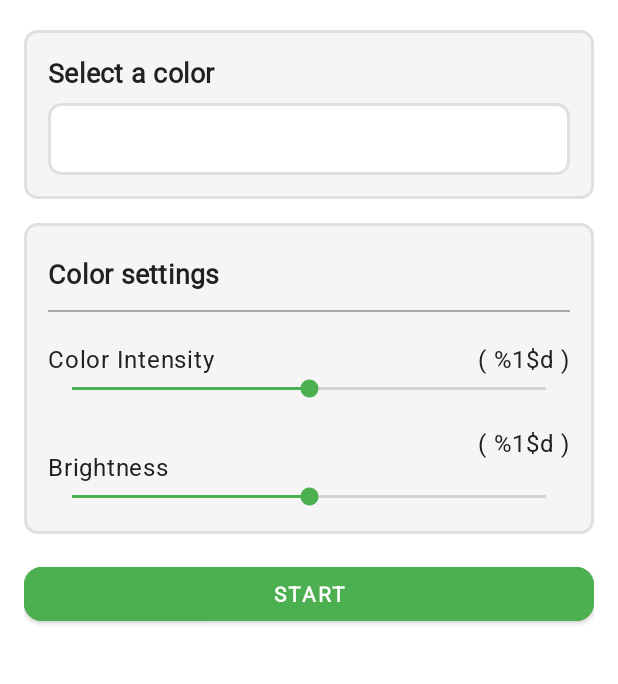
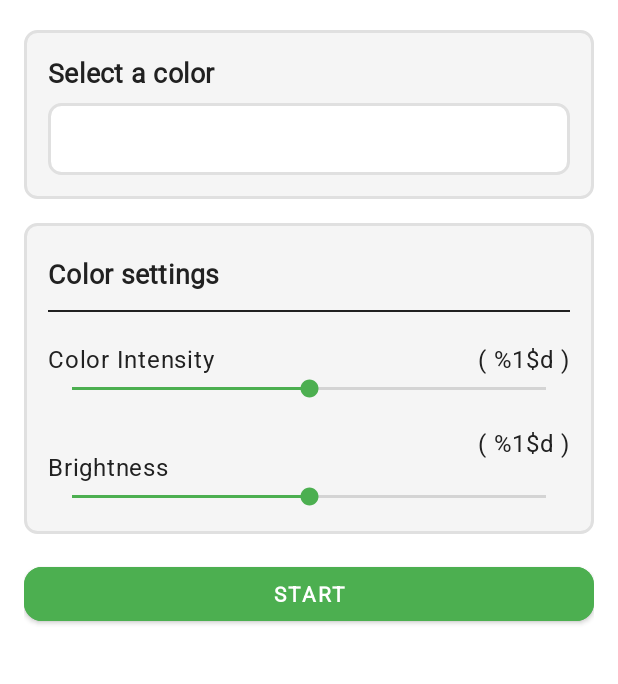
Before and after one commit to alanquintero/readmode, an Android app: the layout activity_main.xml on its own in the app's theme, with its tools: preview values and no code run, on a phone screen of 412 x 824 dp, the part 91-775 px from its top. Run offline under Robolectric (Android 15) with nearby library versions, the phone set to English and light mode, and no system bars.

Commit message:
Improve line color

```diff
--- a/app/src/main/java/com/contilabs/readmode/ui/controller/SeekBarController.java
+++ b/app/src/main/java/com/contilabs/readmode/ui/controller/SeekBarController.java
@@ -41,6 +41,7 @@ public class SeekBarController implements ColorDropdownObserver, CustomColorObse
     private final @NonNull ReadModeCommand readModeCommand;
     private final @NonNull ReadModeSettings readModeSettings;
     private final @NonNull TextView labelColorSettings;
+    private final @NonNull View lineColorSettings;
     private final @NonNull SeekBar seekColorIntensityBar;
     private final @NonNull TextView colorLevelText;
     private final @NonNull TextView colorLevelPercentageText;
@@ -55,6 +56,7 @@ public class SeekBarController implements ColorDropdownObserver, CustomColorObse
         this.readModeCommand = readModeCommand;
         this.readModeSettings = readModeSettings;
         this.labelColorSettings = rootView.findViewById(R.id.labelColorSettings);
+        this.lineColorSettings = rootView.findViewById(R.id.lineColorSettings);
         this.seekColorIntensityBar = rootView.findViewById(R.id.colorLevelBar);
         this.colorLevelText = rootView.findViewById(R.id.colorLevelText);
         this.colorLevelPercentageText = rootView.findViewById(R.id.colorLevelPercentageText);
@@ -247,6 +249,7 @@ public class SeekBarController implements ColorDropdownObserver, CustomColorObse
 
     private void setTextColorForAllElementsInColorSettingsContainer(final int color) {
         labelColorSettings.setTextColor(color);
+        lineColorSettings.setBackgroundColor(color);
         colorLevelText.setTextColor(color);
         colorLevelPercentageText.setTextColor(color);
         brightnessLevelText.setTextColor(color);
--- a/app/src/main/res/layout/activity_main.xml
+++ b/app/src/main/res/layout/activity_main.xml
@@ -98,11 +98,12 @@
                 android:textStyle="bold" />
 
             <View
+                android:id="@+id/lineColorSettings"
                 android:layout_width="match_parent"
                 android:layout_height="1dp"
                 android:layout_marginTop="4dp"
                 android:layout_marginBottom="4dp"
-                android:background="@android:color/darker_gray" />
+                android:background="@color/text_color_settings" />
 
             <!-- Intensity -->
             <LinearLayout
```
